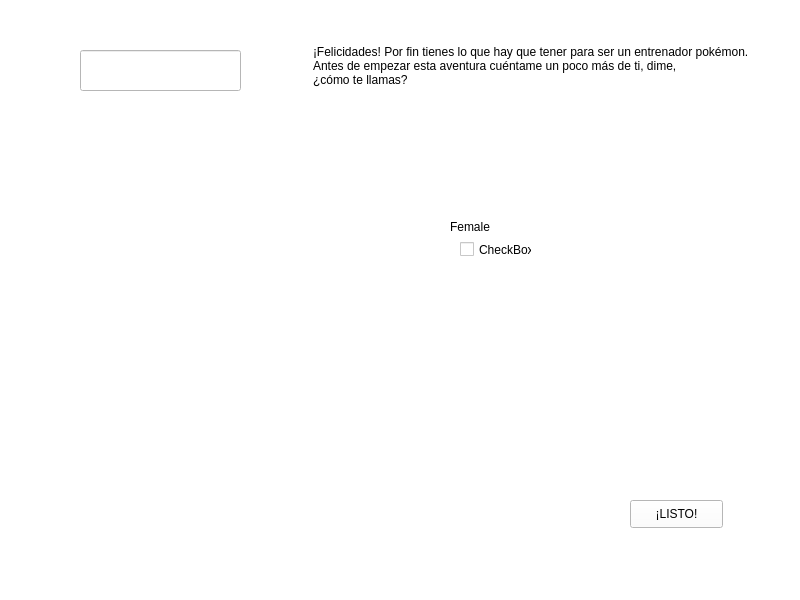
This is src/personaje.ui in jdlmd/Combate_pokemon as Qt 5 draws it before an edit. The edited form follows.
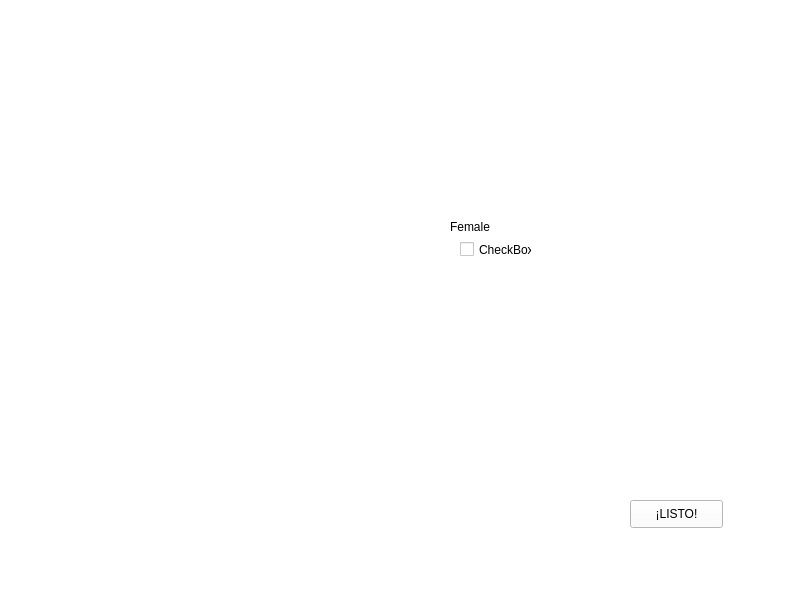
This is the edited form. Icons and pictures are not drawn. Custom widgets are drawn as their Qt base class.

The edit to the form file:
```diff
--- a/src/personaje.ui
+++ b/src/personaje.ui
@@ -34,33 +34,6 @@
      <string/>
     </property>
    </widget>
-   <widget class="QLabel" name="label_4">
-    <property name="geometry">
-     <rect>
-      <x>280</x>
-      <y>0</y>
-      <width>511</width>
-      <height>131</height>
-     </rect>
-    </property>
-    <property name="styleSheet">
-     <string notr="true">background:transparent;
-border-image: url(:/res/frame.png);</string>
-    </property>
-    <property name="text">
-     <string>&lt;html&gt;&lt;head/&gt;&lt;body&gt;&lt;p align=&quot;center&quot;&gt;&lt;br/&gt;&lt;/p&gt;&lt;/body&gt;&lt;/html&gt;</string>
-    </property>
-   </widget>
-   <widget class="QLineEdit" name="lineEdit">
-    <property name="geometry">
-     <rect>
-      <x>80</x>
-      <y>50</y>
-      <width>161</width>
-      <height>41</height>
-     </rect>
-    </property>
-   </widget>
    <widget class="CustomLabel" name="label">
     <property name="geometry">
      <rect>
@@ -137,24 +110,6 @@
      <string/>
     </property>
    </widget>
-   <widget class="QLabel" name="label_7">
-    <property name="geometry">
-     <rect>
-      <x>313</x>
-      <y>10</y>
-      <width>445</width>
-      <height>111</height>
-     </rect>
-    </property>
-    <property name="styleSheet">
-     <string notr="true">background: white;</string>
-    </property>
-    <property name="text">
-     <string>¡Felicidades! Por fin tienes lo que hay que tener para ser un entrenador pokémon.
-Antes de empezar esta aventura cuéntame un poco más de ti, dime,
-¿cómo te llamas?</string>
-    </property>
-   </widget>
    <widget class="QPushButton" name="listo">
     <property name="geometry">
      <rect>
```
Left out of the diff: 3 changed lines with no effect on the pictures.
